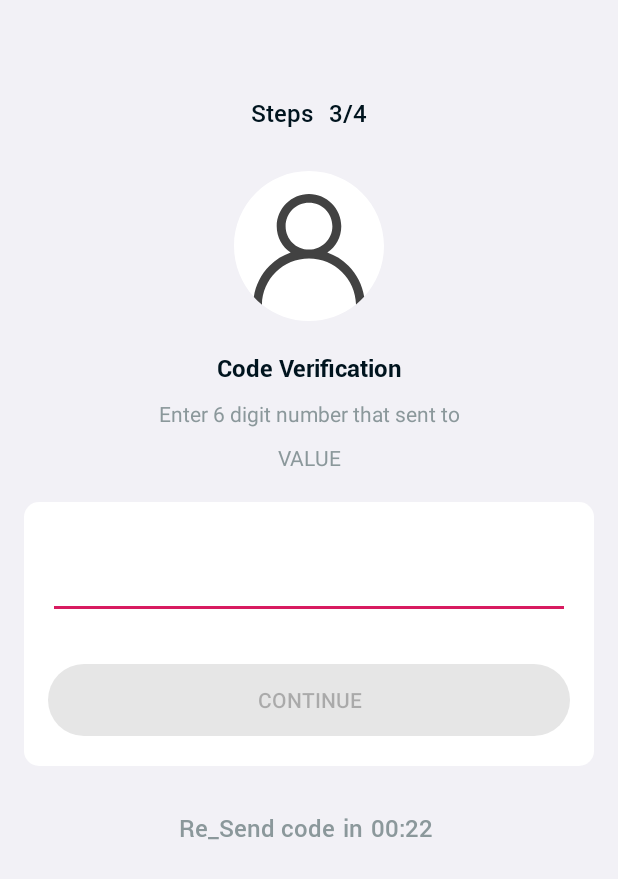
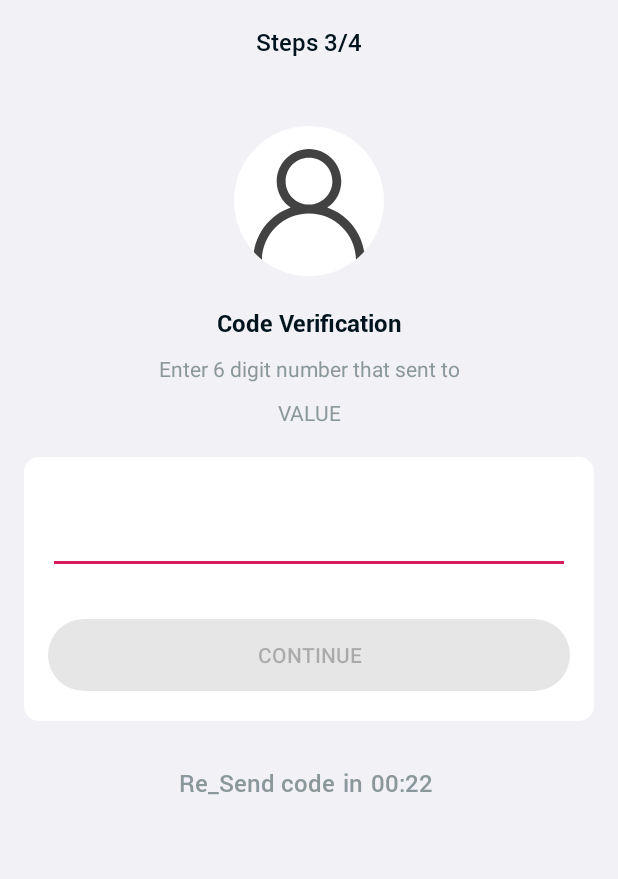
Before and after one commit to Carrene/peacock, an Android app: the screen it shows after launch (MainActivity), on a phone screen of 412 x 824 dp. Shown: the top 879 px of the screen. Run offline under Robolectric (Android 15) with nearby library versions, the phone set to English and light mode, and no system bars; our stand-ins replace RxJava; libraries missing offline, so code that uses them is left out: com.franmontiel.persistentcookiejar, nuesoft.helpdroid.network; plain views replace PinEntryEditText; 2 statements that could not run were skipped.

Commit message:
Set title to toolbar , closed #27

```diff
--- a/app/src/main/java/de/netalic/peacock/MainActivity.kt
+++ b/app/src/main/java/de/netalic/peacock/MainActivity.kt
@@ -2,16 +2,27 @@ package de.netalic.peacock
 
 import android.os.Bundle
 import androidx.appcompat.app.AppCompatActivity
+import de.netalic.peacock.ui.base.BaseActivity
 import de.netalic.peacock.ui.registeration.codeverification.CodeVerificationFragment
 
-class MainActivity : AppCompatActivity() {
+class MainActivity : BaseActivity() {
+
+
 
     override fun onCreate(savedInstanceState: Bundle?) {
         super.onCreate(savedInstanceState)
-        setContentView(R.layout.activity_main)
 
         supportFragmentManager.beginTransaction().add(R.id.frameLayout_mainActivity_fragmentContainer,
             CodeVerificationFragment()).commit()
     }
 
+    override fun getLayoutId(): Int {
+
+        return R.layout.activity_main
+    }
+
+    override fun setToolbar(title: String) {
+        super.setToolbar(getString(R.string.codeVerification_steps))
+    }
+
 }
--- /dev/null
+++ b/app/src/main/java/de/netalic/peacock/ui/base/BaseActivity.kt
@@ -0,0 +1,22 @@
+package de.netalic.peacock.ui.base
+
+import android.os.Bundle
+import androidx.appcompat.app.AppCompatActivity
+import kotlinx.android.synthetic.main.activity_main.*
+
+abstract class BaseActivity:AppCompatActivity() {
+
+    abstract fun getLayoutId():Int
+     open fun setToolbar( title:String){
+
+         mToolbarTitle.text=title
+     }
+
+    private val mToolbarTitle by lazy { textView_mainActivity_toolbarTitle }
+
+    override fun onCreate(savedInstanceState: Bundle?) {
+        super.onCreate(savedInstanceState)
+        setContentView(getLayoutId())
+
+    }
+}
--- a/app/src/main/java/de/netalic/peacock/ui/base/BaseFragment.kt
+++ b/app/src/main/java/de/netalic/peacock/ui/base/BaseFragment.kt
@@ -17,5 +17,4 @@ abstract class BaseFragment : Fragment() {
         initUiComponent()
         initObserver()
     }
-
 }
--- a/app/src/main/res/layout/activity_main.xml
+++ b/app/src/main/res/layout/activity_main.xml
@@ -11,7 +11,18 @@
             android:id="@+id/toolbar_all_toolbar"
             android:layout_width="match_parent"
             android:layout_height="?android:attr/actionBarSize"
-            android:background="@color/colorBackground"/>
+            android:background="@color/colorBackground">
+
+        <TextView
+                android:id="@+id/textView_mainActivity_toolbarTitle"
+                android:layout_width="match_parent"
+                android:layout_height="wrap_content"
+                android:gravity="center"
+                android:text="@string/codeVerification_steps"
+                style="@style/TextAppearanceBaseMediumTitleTextDark"
+                android:layout_marginEnd="@dimen/margin_all_16dp"/>
+
+    </androidx.appcompat.widget.Toolbar>
     <FrameLayout
             android:id="@+id/frameLayout_mainActivity_fragmentContainer"
             android:layout_width="match_parent"
--- a/app/src/main/res/layout/fragment_codeverification.xml
+++ b/app/src/main/res/layout/fragment_codeverification.xml
@@ -6,40 +6,14 @@
         android:layout_width="match_parent"
         android:layout_height="match_parent"
         android:background="@color/colorBackground">
-    <RelativeLayout
-            android:id="@+id/relativeLayout_codeVerification_title"
-            android:gravity="center"
-            android:layout_width="match_parent"
-            android:layout_height="wrap_content"
-            android:layout_marginTop="@dimen/margin_all_8dp">
-
-        <TextView
-                android:id="@+id/textView_codeVerification_steps"
-                android:layout_width="wrap_content"
-                android:layout_height="wrap_content"
-                android:text="@string/codeVerification_steps"
-                android:layout_marginEnd="@dimen/margin_all_5dp"
-                style="@style/TextAppearanceBaseMediumTitleTextDark"/>
-
-        <TextView
-                android:id="@+id/textView_codeVerification_stepCounter"
-                android:layout_width="wrap_content"
-                android:layout_height="wrap_content"
-                android:text="@string/codeVerification_stepsValue"
-                android:layout_toEndOf="@+id/textView_codeVerification_steps"
-                android:layout_marginStart="@dimen/margin_all_5dp"
-                style="@style/TextAppearanceBaseMediumTitleTextDark"/>
-
-    </RelativeLayout>
 
     <ImageView
             android:id="@+id/imageView_codeVerification_icon"
             android:layout_width="@dimen/margin_all_100dp"
             android:layout_height="@dimen/margin_all_100dp"
             android:layout_marginTop="@dimen/margin_all_28dp"
-            android:layout_below="@+id/relativeLayout_codeVerification_title"
             android:src="@drawable/everywhere_icon"
-            android:layout_centerInParent="true"/>
+            android:layout_centerHorizontal="true"/>
 
     <TextView
             android:id="@+id/textView_codeVerification_codeVerification"
--- a/app/src/main/res/values/strings.xml
+++ b/app/src/main/res/values/strings.xml
@@ -3,12 +3,11 @@
     <string name="everywhere_value">VALUE</string>
 
 
-    <string name="codeVerification_steps">Steps</string>
+    <string name="codeVerification_steps">Steps 3/4</string>
     <string name="codeVerification_codeVerification">Code Verification</string>
     <string name="codeVerification_enterFourDigit">Enter 6 digit number that sent to</string>
     <string name="codeVerification_textButton">Continue</string>
     <string name="codeVerification_resend">Re_Send code </string>
-    <string name="codeVerification_stepsValue">3/4</string>
     <string name="codeVerification_resendCode">RESEND</string>
     <string name="codeVerification_in">in</string>
 </resources>
```
